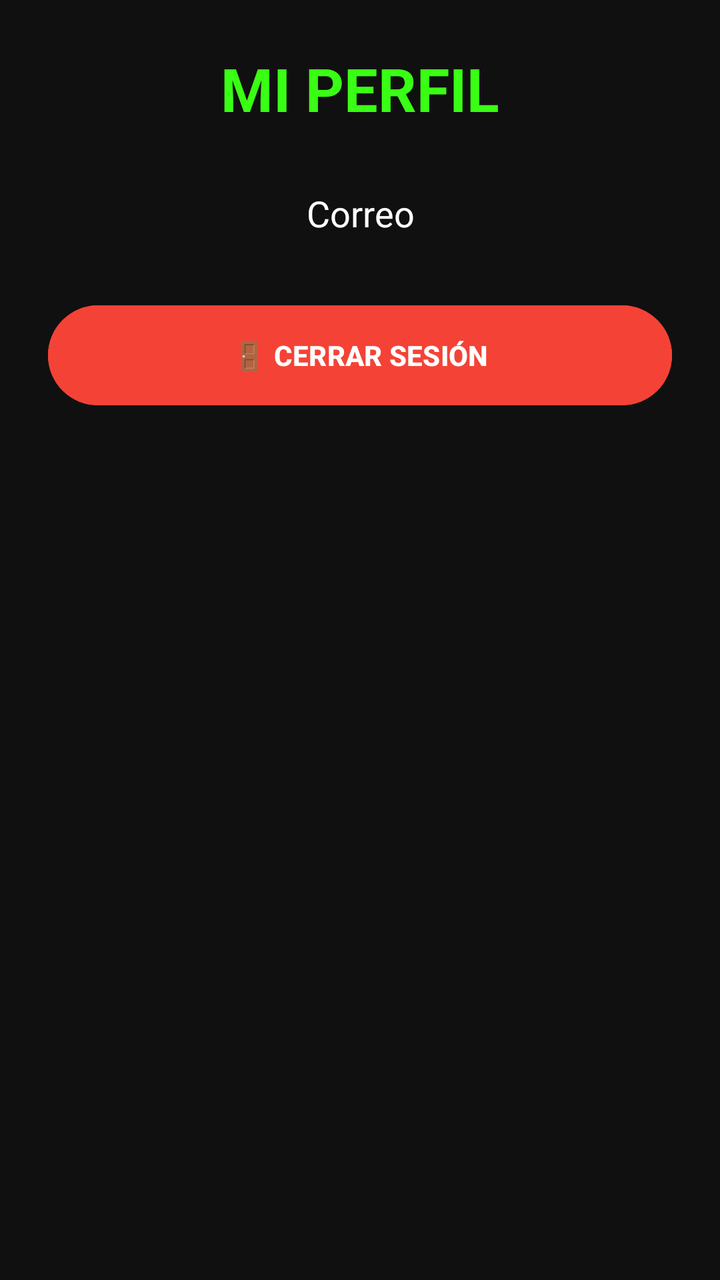
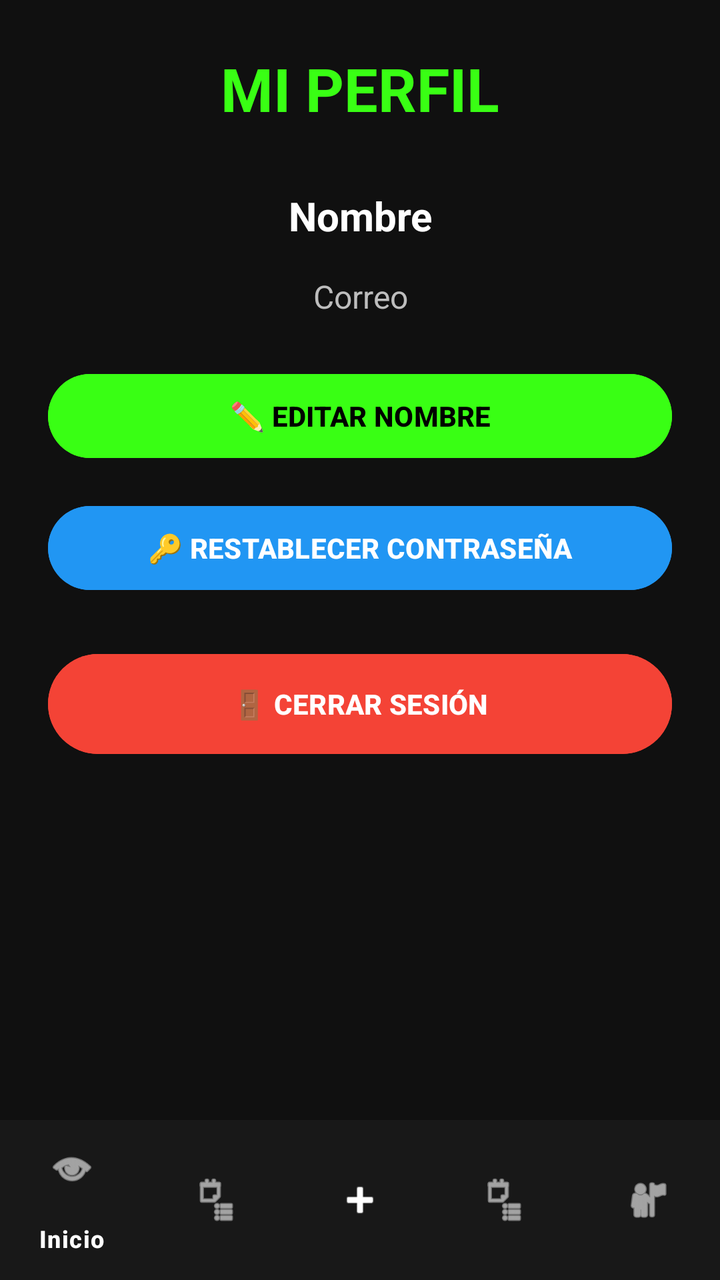

Compare the two renders of this Android layout. The source of the first and the diff that turns it into the second are given below.
<!-- AndroidManifest.xml: application theme Theme.TaskFlow -->
<!-- res/layout/activity_profile.xml -->
<?xml version="1.0" encoding="utf-8"?>
<ScrollView xmlns:android="http://schemas.android.com/apk/res/android"
    android:layout_width="match_parent"
    android:layout_height="match_parent"
    android:background="#101010">

    <LinearLayout
        android:layout_width="match_parent"
        android:layout_height="wrap_content"
        android:orientation="vertical"
        android:padding="24dp">

        <TextView
            android:layout_width="match_parent"
            android:layout_height="wrap_content"
            android:text="MI PERFIL"
            android:textColor="#39FF14"
            android:textSize="30sp"
            android:textStyle="bold"
            android:gravity="center" />

        <TextView
            android:id="@+id/tvProfileEmail"
            android:layout_width="match_parent"
            android:layout_height="wrap_content"
            android:layout_marginTop="30dp"
            android:text="Correo"
            android:textColor="#FFFFFF"
            android:textSize="18sp"
            android:gravity="center" />

        <Button
            android:id="@+id/btnLogout"
            android:layout_width="match_parent"
            android:layout_height="58dp"
            android:layout_marginTop="30dp"
            android:backgroundTint="#F44336"
            android:text="🚪 CERRAR SESIÓN"
            android:textColor="#FFFFFF"
            android:textStyle="bold" />

    </LinearLayout>

</ScrollView>
<!-- resources referenced by this layout -->
<resources>
  <style name="Theme.TaskFlow" parent="Base.Theme.TaskFlow" />
  <style name="Base.Theme.TaskFlow" parent="Theme.Material3.DayNight.NoActionBar">
          
          
      </style>
</resources>

<!-- the commit's change to res/layout/activity_profile.xml (unified diff, before → after) -->
@@ -1,8 +1,15 @@
 <?xml version="1.0" encoding="utf-8"?>
-<ScrollView xmlns:android="http://schemas.android.com/apk/res/android"
+<LinearLayout xmlns:android="http://schemas.android.com/apk/res/android"
+    xmlns:app="http://schemas.android.com/apk/res-auto"
     android:layout_width="match_parent"
     android:layout_height="match_parent"
+    android:orientation="vertical"
     android:background="#101010">
+
+    <ScrollView
+        android:layout_width="match_parent"
+        android:layout_height="0dp"
+        android:layout_weight="1">
 
     <LinearLayout
         android:layout_width="match_parent"
@@ -20,20 +27,51 @@
             android:gravity="center" />
 
         <TextView
+            android:id="@+id/tvProfileName"
+            android:layout_width="match_parent"
+            android:layout_height="wrap_content"
+            android:layout_marginTop="30dp"
+            android:text="Nombre"
+            android:textColor="#FFFFFF"
+            android:textSize="20sp"
+            android:textStyle="bold"
+            android:gravity="center" />
+
+        <TextView
             android:id="@+id/tvProfileEmail"
             android:layout_width="match_parent"
             android:layout_height="wrap_content"
-            android:layout_marginTop="30dp"
+            android:layout_marginTop="16dp"
             android:text="Correo"
+            android:textColor="#BDBDBD"
+            android:textSize="16sp"
+            android:gravity="center" />
+
+        <Button
+            android:id="@+id/btnEditName"
+            android:layout_width="match_parent"
+            android:layout_height="50dp"
+            android:layout_marginTop="24dp"
+            android:backgroundTint="#39FF14"
+            android:text="✏️ EDITAR NOMBRE"
+            android:textColor="#000000"
+            android:textStyle="bold" />
+
+        <Button
+            android:id="@+id/btnResetPassword"
+            android:layout_width="match_parent"
+            android:layout_height="50dp"
+            android:layout_marginTop="16dp"
+            android:backgroundTint="#2196F3"
+            android:text="🔑 RESTABLECER CONTRASEÑA"
             android:textColor="#FFFFFF"
-            android:textSize="18sp"
-            android:gravity="center" />
+            android:textStyle="bold" />
 
         <Button
             android:id="@+id/btnLogout"
             android:layout_width="match_parent"
             android:layout_height="58dp"
-            android:layout_marginTop="30dp"
+            android:layout_marginTop="24dp"
             android:backgroundTint="#F44336"
             android:text="🚪 CERRAR SESIÓN"
             android:textColor="#FFFFFF"
@@ -41,4 +79,15 @@
 
     </LinearLayout>
 
-</ScrollView>
+    </ScrollView>
+
+    <com.google.android.material.bottomnavigation.BottomNavigationView
+        android:id="@+id/bottomNavigation"
+        android:layout_width="match_parent"
+        android:layout_height="wrap_content"
+        android:background="#181818"
+        app:itemIconTint="@color/white"
+        app:itemTextColor="@color/white"
+        app:menu="@menu/bottom_nav_menu" />
+
+</LinearLayout>
<!-- resource entries referenced after the edit -->
@@ -1,5 +1,6 @@
 <!-- resources referenced by this layout -->
 <resources>
+  <color name="white">#FFFFFFFF</color>
   <style name="Theme.TaskFlow" parent="Base.Theme.TaskFlow" />
   <style name="Base.Theme.TaskFlow" parent="Theme.Material3.DayNight.NoActionBar">
           
